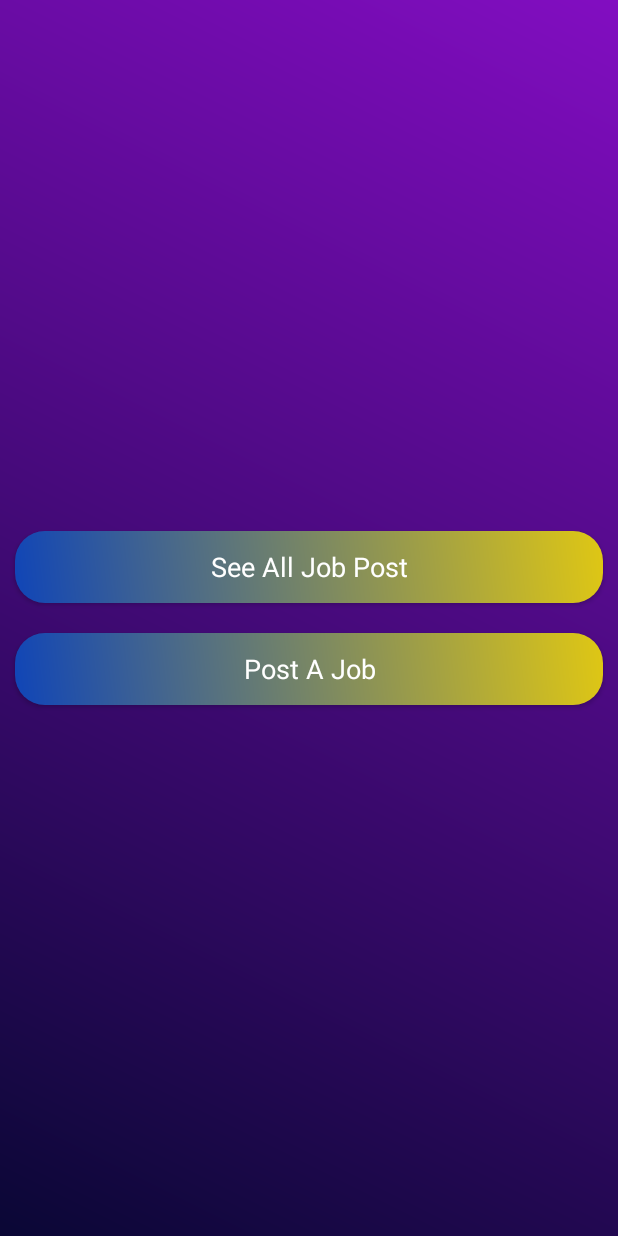
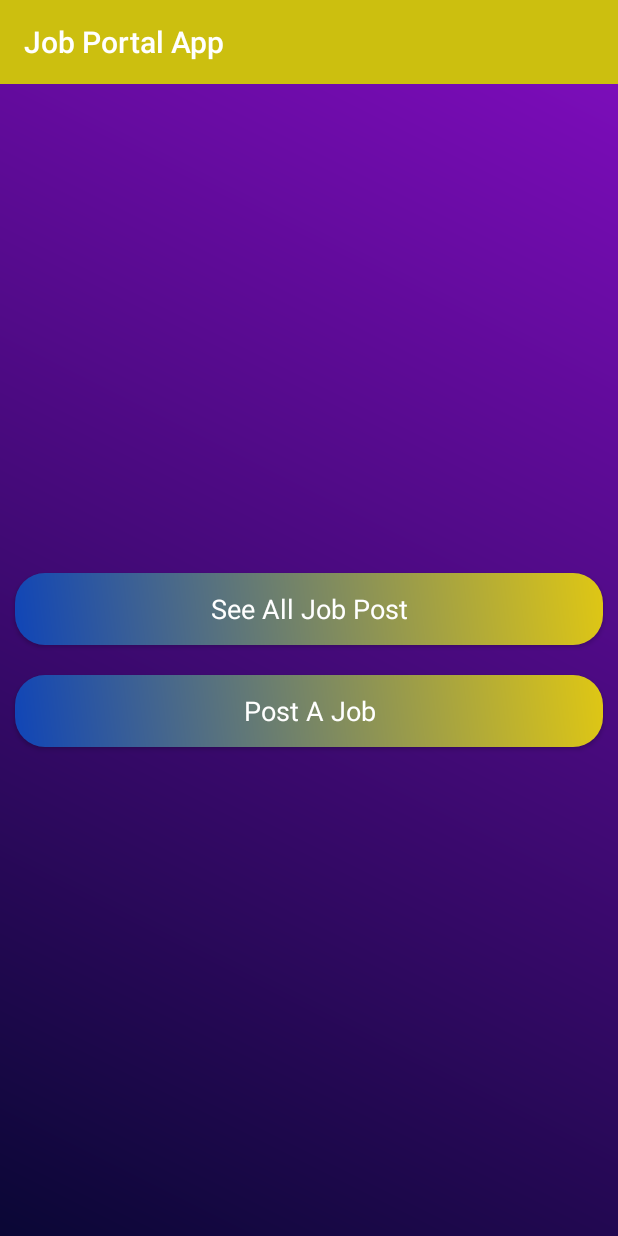
Before and after one commit to Yazdani1/JobPortalApp, an Android app: the HomeActivity screen opened directly, with no data from a screen before it, on a phone screen of 412 x 824 dp. Run offline under Robolectric (Android 15) with nearby library versions, the phone set to English and light mode, and no system bars.

Commit message:
second commit

```diff
--- a/app/src/main/AndroidManifest.xml
+++ b/app/src/main/AndroidManifest.xml
@@ -19,7 +19,8 @@
         <activity android:name=".RegistrationActivity" />
         <activity android:name=".HomeActivity" />
         <activity android:name=".AllJobActivity" />
-        <activity android:name=".PostJobActivity"></activity>
+        <activity android:name=".PostJobActivity" />
+        <activity android:name=".InsertJobPostActivity"></activity>
     </application>
 
 </manifest>
--- a/app/src/main/java/yazdaniscodelab/jobportalapp/HomeActivity.java
+++ b/app/src/main/java/yazdaniscodelab/jobportalapp/HomeActivity.java
@@ -3,6 +3,7 @@ package yazdaniscodelab.jobportalapp;
 import android.content.Intent;
 import android.support.v7.app.AppCompatActivity;
 import android.os.Bundle;
+import android.support.v7.widget.Toolbar;
 import android.view.View;
 import android.widget.Button;
 
@@ -11,10 +12,20 @@ public class HomeActivity extends AppCompatActivity {
     private Button btnAllJob;
     private Button btnPostJob;
 
+    //Toolbar
+
+    private Toolbar toolbar;
+
     @Override
     protected void onCreate(Bundle savedInstanceState) {
         super.onCreate(savedInstanceState);
         setContentView(R.layout.activity_home);
+
+        toolbar=findViewById(R.id.toolbar_home);
+        setSupportActionBar(toolbar);
+
+        getSupportActionBar().setTitle("Job Portal App");
+
 
         btnAllJob=findViewById(R.id.btn_allJob);
         btnPostJob=findViewById(R.id.btn_PostJob);
--- a/app/src/main/res/layout/activity_home.xml
+++ b/app/src/main/res/layout/activity_home.xml
@@ -4,38 +4,39 @@
     xmlns:tools="http://schemas.android.com/tools"
     android:layout_width="match_parent"
     android:orientation="vertical"
-    android:gravity="center"
     android:background="@drawable/background_color"
     android:layout_height="match_parent"
     tools:context="yazdaniscodelab.jobportalapp.HomeActivity">
 
+    <include layout="@layout/toolbar"
+        android:id="@+id/toolbar_home"/>
+
 
     <LinearLayout
         android:layout_width="match_parent"
-        android:orientation="vertical"
-        android:layout_height="wrap_content">
+        android:layout_height="match_parent"
+        android:gravity="center"
+        android:orientation="vertical">
 
         <Button
+            android:id="@+id/btn_allJob"
             android:layout_width="match_parent"
             android:layout_height="wrap_content"
             android:layout_margin="10dp"
             android:background="@drawable/button_design"
             android:text="See All Job Post"
             android:textAppearance="?android:textAppearanceMedium"
-            android:textColor="@android:color/white"
-            android:id="@+id/btn_allJob"
-            />
+            android:textColor="@android:color/white" />
 
         <Button
+            android:id="@+id/btn_PostJob"
             android:layout_width="match_parent"
             android:layout_height="wrap_content"
             android:layout_margin="10dp"
             android:background="@drawable/button_design"
             android:text="Post A Job"
             android:textAppearance="?android:textAppearanceMedium"
-            android:textColor="@android:color/white"
-            android:id="@+id/btn_PostJob"
-            />
+            android:textColor="@android:color/white" />
 
     </LinearLayout>
 
--- /dev/null
+++ b/app/src/main/res/layout/toolbar.xml
@@ -0,0 +1,10 @@
+<?xml version="1.0" encoding="utf-8"?>
+<android.support.v7.widget.Toolbar xmlns:android="http://schemas.android.com/apk/res/android"
+    android:layout_width="match_parent"
+    xmlns:app="http://schemas.android.com/apk/res-auto"
+    android:theme="@style/Base.ThemeOverlay.AppCompat.Dark"
+    app:popupTheme="@style/Base.ThemeOverlay.AppCompat.Dark"
+    android:background="@color/toolbar_color"
+    android:layout_height="wrap_content">
+
+</android.support.v7.widget.Toolbar>
--- a/app/src/main/res/values/colors.xml
+++ b/app/src/main/res/values/colors.xml
@@ -3,4 +3,9 @@
     <color name="colorPrimary">#3F51B5</color>
     <color name="colorPrimaryDark">#303F9F</color>
     <color name="colorAccent">#FF4081</color>
+
+   <color name="toolbar_color">#FFCCBF0F</color>
+
+    <color name="fabvolor">#FF44115B</color>
+
 </resources>
```
Also changed, not shown: app/src/main/java/yazdaniscodelab/jobportalapp/InsertJobPostActivity.java (added, +13 -0 lines), app/src/main/java/yazdaniscodelab/jobportalapp/PostJobActivity.java (+18 -0 lines), app/src/main/res/layout/activity_insert_job_post.xml (added, +9 -0 lines), app/src/main/res/layout/activity_post_job.xml (+26 -2 lines), app/src/main/res/drawable-hdpi/add.png (added), app/src/main/res/drawable-mdpi/add.png (added), app/src/main/res/drawable-xhdpi/add.png (added), app/src/main/res/drawable-xxhdpi/add.png (added).
